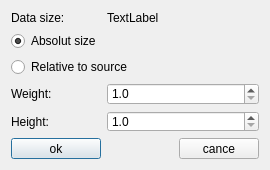
First picture: the form in Src/Eny/DialogScene.ui, repository AzuritXXL/ViFrame, before the edit.
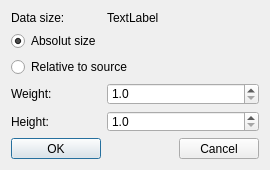
Second picture: the form after the edit.

What changed in the file:
```diff
--- a/Src/Eny/DialogScene.ui
+++ b/Src/Eny/DialogScene.ui
@@ -39,7 +39,7 @@
    <item row="5" column="0">
     <widget class="QPushButton" name="BtnOk">
      <property name="text">
-      <string>ok</string>
+      <string>OK</string>
      </property>
     </widget>
    </item>
@@ -87,7 +87,7 @@
    <item row="5" column="2">
     <widget class="QPushButton" name="BtnCancel">
      <property name="text">
-      <string>cance</string>
+      <string>Cancel</string>
      </property>
     </widget>
    </item>
```
